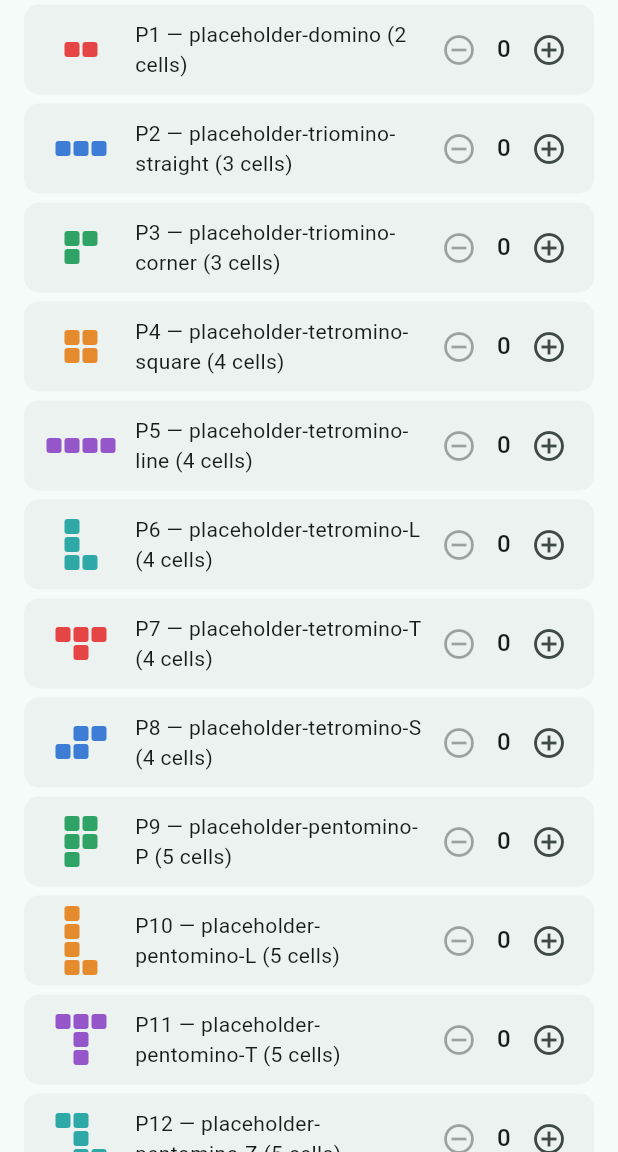
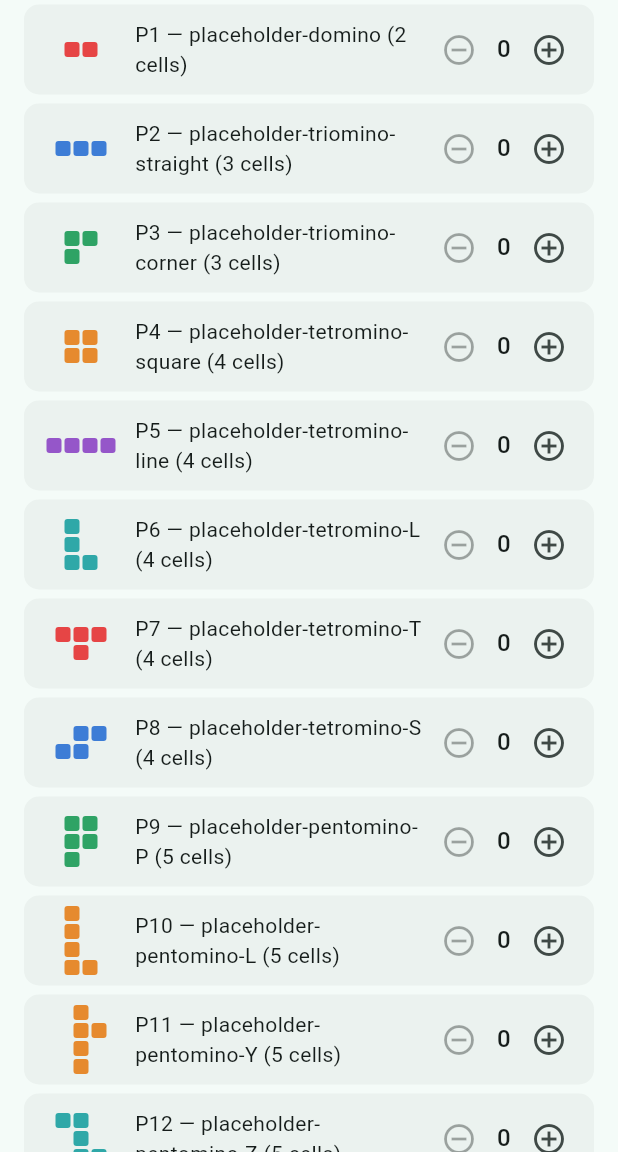
Before and after one commit to Aldur13/ubongo-solver, a Flutter app: the ManualEntryScreen screen opened by its route, scrolled down 576 dp, on a phone screen of 412 x 824 dp, the part 84-1236 px from its top. Run offline on Flutter 3.47's test engine with Material 3 defaults, Android fonts, the phone set to English and light mode, and no system bars; our stand-ins replace flutter_riverpod, go_router, shared_preferences; missing offline and left inert: cunning_document_scanner; accounts and stored records are empty.

Commit message:
Fix camera scanner crash (scanner plugin upgrade), correct P11 piece shape/color

```diff
--- a/app/lib/widgets/piece_selector.dart
+++ b/app/lib/widgets/piece_selector.dart
@@ -11,6 +11,16 @@ const _palette = [
   Color(0xFF9556C9),
   Color(0xFF2FA8A8),
 ];
+
+// P11 is overridden to orange (rather than the purple its catalog index
+// would otherwise cycle to) per user request; every other piece keeps its
+// palette-cycle color.
+const _colorOverrides = {
+  'P11': Color(0xFFE68A2E),
+};
+
+Color _colorFor(int index, String pieceId) =>
+    _colorOverrides[pieceId] ?? _palette[index % _palette.length];
 
 /// The "Required pieces" picker: for each catalog piece, a shape diagram
 /// (see [PieceShapeThumbnail] — deliberately a diagram, not a photo, since
@@ -56,7 +66,7 @@ class PieceSelector extends StatelessWidget {
           _PieceCountRow(
             thumbnail: PieceShapeThumbnail(
               cells: catalog[i].cells,
-              color: _palette[i % _palette.length],
+              color: _colorFor(i, catalog[i].id),
             ),
             label: '${catalog[i].id} — ${catalog[i].name} (${catalog[i].cellCount} cells)',
             count: solidCountOf(catalog[i]),
--- a/app/pubspec.yaml
+++ b/app/pubspec.yaml
@@ -1,7 +1,7 @@
 name: ubongo_solver
 description: "Instantly solves physical Ubongo puzzle cards."
 publish_to: 'none'
-version: 1.1.0+2
+version: 1.1.1+3
 
 environment:
   sdk: ^3.12.2
--- a/packages/ubongo_core/lib/src/piece.dart
+++ b/packages/ubongo_core/lib/src/piece.dart
@@ -70,8 +70,8 @@ class UbongoCatalog {
     Piece(id: 'P10', name: 'placeholder-pentomino-L', cells: {
       _c(0, 0), _c(1, 0), _c(2, 0), _c(3, 0), _c(3, 1),
     }),
-    Piece(id: 'P11', name: 'placeholder-pentomino-T', cells: {
-      _c(0, 0), _c(0, 1), _c(0, 2), _c(1, 1), _c(2, 1),
+    Piece(id: 'P11', name: 'placeholder-pentomino-Y', cells: {
+      _c(0, 1), _c(1, 1), _c(1, 2), _c(2, 1), _c(3, 1),
     }),
     Piece(id: 'P12', name: 'placeholder-pentomino-Z', cells: {
       _c(0, 0), _c(0, 1), _c(1, 1), _c(2, 1), _c(2, 2),
--- a/packages/ubongo_vision/pubspec.yaml
+++ b/packages/ubongo_vision/pubspec.yaml
@@ -13,7 +13,7 @@ dependencies:
   ubongo_core:
     path: ../ubongo_core
   image: ^4.5.4
-  cunning_document_scanner: ^1.2.5
+  cunning_document_scanner: ^2.6.0
 
 dev_dependencies:
   flutter_test:
```
Also changed, not shown: app/pubspec.lock, packages/ubongo_vision/pubspec.lock, 1 other file.
